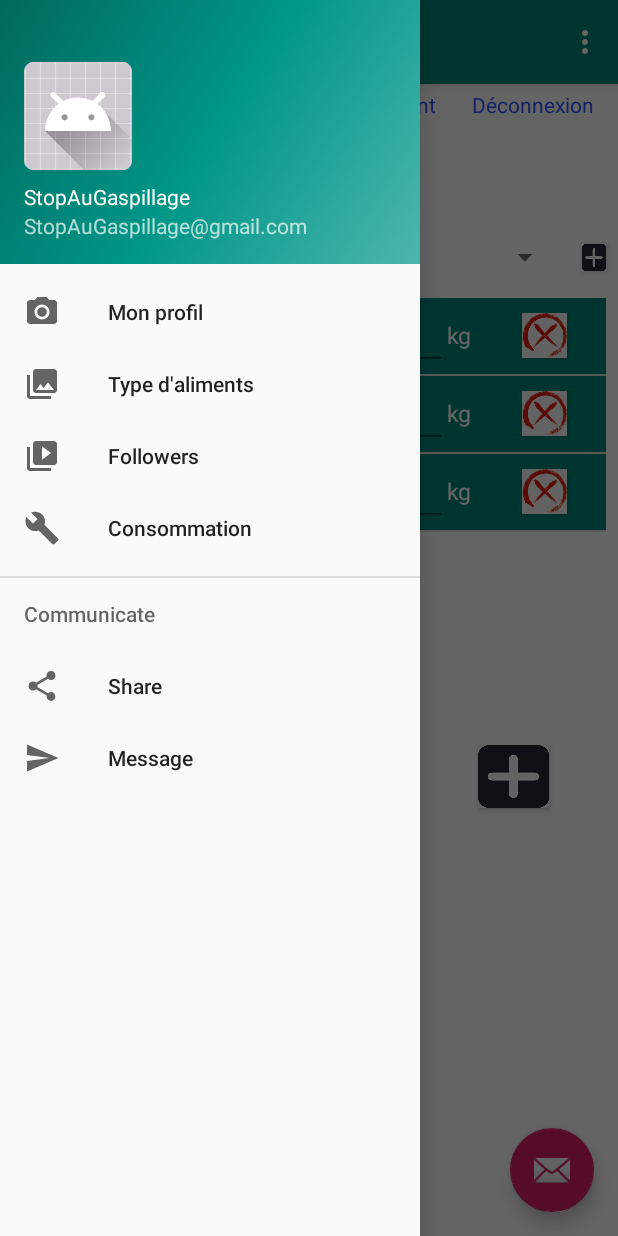
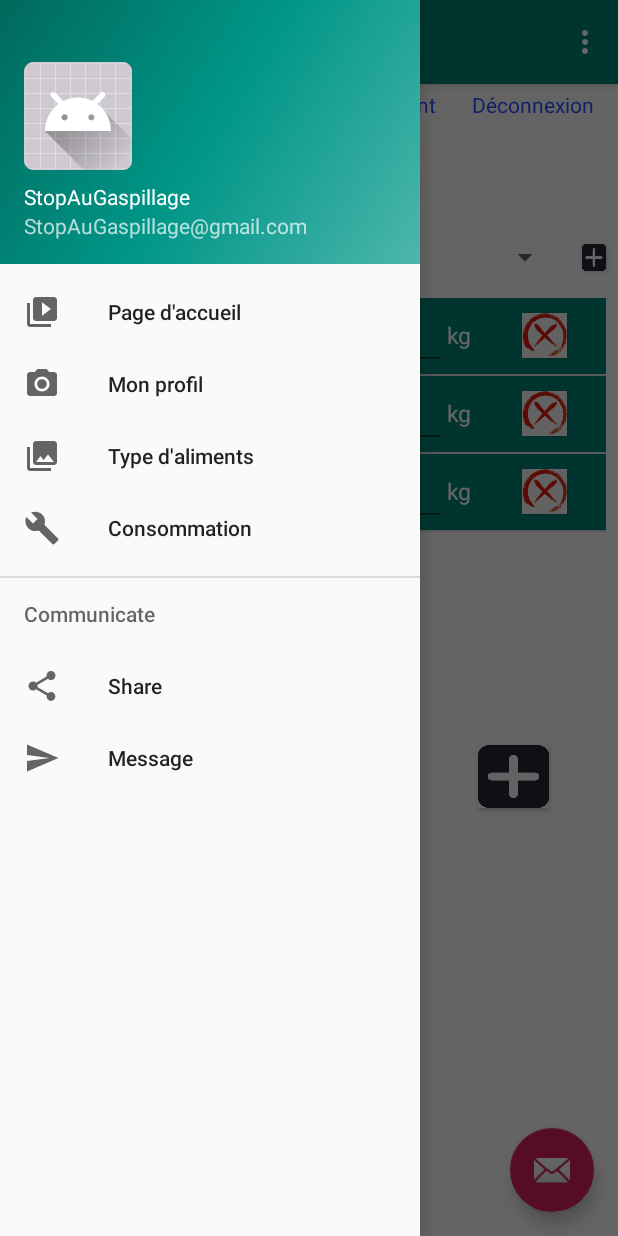
Before and after one commit to wanghanting/ihm-android, an Android app: the screen it shows after launch (MainActivity), with the side drawer open, on a phone screen of 412 x 824 dp. Run offline under Robolectric (Android 15) with nearby library versions, the phone set to English and light mode, and no system bars; plain views replace TwitterLoginButton.

Commit message:
mettre a jour la navigateur

```diff
--- a/app/src/main/java/com/example/ihm_android/MainActivity.java
+++ b/app/src/main/java/com/example/ihm_android/MainActivity.java
@@ -206,7 +206,7 @@ public class MainActivity extends AppCompatActivity implements NavigationView.On
                 data.setType(type);
                 data.initalFoodListByType();
                 adapter.notifyDataSetChanged();
-                Toast.makeText(MainActivity.this, "点击了" + position, Toast.LENGTH_SHORT).show();
+                Toast.makeText(MainActivity.this, "you click" + position, Toast.LENGTH_SHORT).show();
             }
 
             @Override
@@ -336,8 +336,10 @@ public class MainActivity extends AppCompatActivity implements NavigationView.On
                 startActivity(new Intent(this,Profile.class));
                 break;
             case R.id.nav_type:
+                startActivity(new Intent(this,type_aliment.class));
                 break;
-            case R.id.nav_follower:
+            case R.id.nav_page:
+                startActivity(new Intent(this,MainActivity.class));
                 break;
             case R.id.nav_consommation:
                 startActivity(new Intent(this,Consommation.class));
--- a/app/src/main/res/menu/activity_main_drawer.xml
+++ b/app/src/main/res/menu/activity_main_drawer.xml
@@ -4,6 +4,10 @@
     tools:showIn="navigation_view">
 
     <group android:checkableBehavior="single">
+        <item
+            android:id="@+id/nav_page"
+            android:icon="@drawable/ic_menu_slideshow"
+            android:title="Page d'accueil" />
         <item
             android:id="@+id/nav_profil"
             android:icon="@drawable/ic_menu_camera"
@@ -12,10 +16,6 @@
             android:id="@+id/nav_type"
             android:icon="@drawable/ic_menu_gallery"
             android:title="Type d'aliments" />
-        <item
-            android:id="@+id/nav_follower"
-            android:icon="@drawable/ic_menu_slideshow"
-            android:title="Followers" />
         <item
             android:id="@+id/nav_consommation"
             android:icon="@drawable/ic_menu_manage"
```
